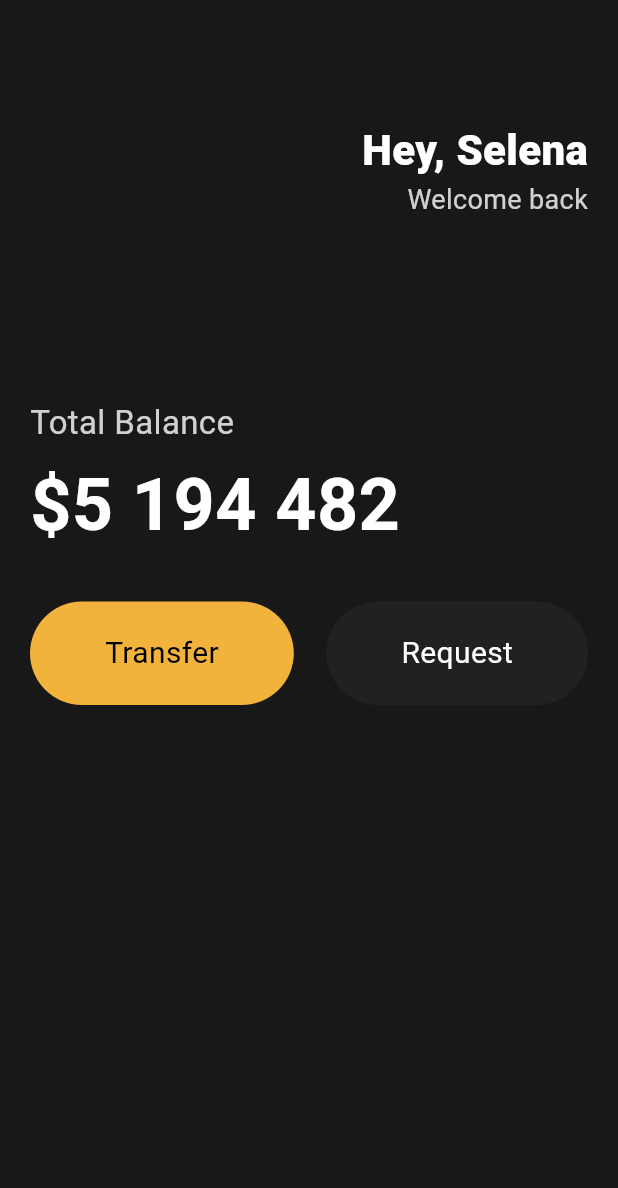
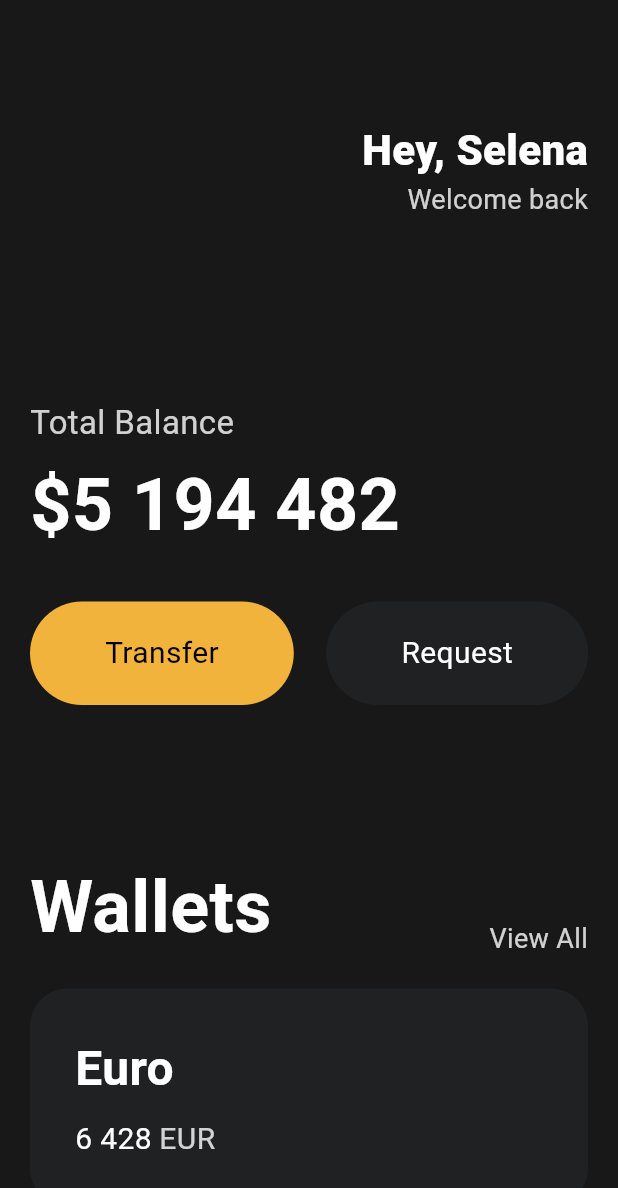
Before and after one commit to jyparkme/about-flutter-practice, a Flutter app: the screen it shows after launch, on a phone screen of 412 x 824 dp. Shown: the top 1188 px of the screen. Run offline on Flutter 3.47's test engine with Material 3 defaults, Android fonts, the phone set to English and light mode, and no system bars.

Commit message:
chapter 2.5 container(card)

```diff
--- a/lib/main.dart
+++ b/lib/main.dart
@@ -83,7 +83,83 @@
                       bgColor: Color(0xFF1F2123),
                       textColor: Colors.white),
                 ],
-              )
+              ),
+              const SizedBox(
+                height: 100,
+              ),
+              Row(
+                crossAxisAlignment: CrossAxisAlignment.end,
+                mainAxisAlignment: MainAxisAlignment.spaceBetween,
+                children: [
+                  const Text(
+                    'Wallets',
+                    style: TextStyle(
+                      color: Colors.white,
+                      fontSize: 48,
+                      fontWeight: FontWeight.w600,
+                    ),
+                  ),
+                  Text(
+                    'View All',
+                    style: TextStyle(
+                      color: Colors.white.withOpacity(0.8),
+                      fontSize: 18,
+                    ),
+                  ),
+                ],
+              ),
+              const SizedBox(
+                height: 20,
+              ),
+              Container(
+                decoration: BoxDecoration(
+                  color: const Color(0xFF1F2123),
+                  borderRadius: BorderRadius.circular(25),
+                ),
+                child: Padding(
+                  padding: const EdgeInsets.all(30),
+                  child: Row(
+                    children: [
+                      Column(
+                        crossAxisAlignment: CrossAxisAlignment.start,
+                        children: [
+                          const Text(
+                            'Euro',
+                            style: TextStyle(
+                              color: Colors.white,
+                              fontSize: 32,
+                              fontWeight: FontWeight.w600,
+                            ),
+                          ),
+                          const SizedBox(
+                            height: 10,
+                          ),
+                          Row(
+                            children: [
+                              const Text(
+                                '6 428',
+                                style: TextStyle(
+                                  color: Colors.white,
+                                  fontSize: 20,
+                                ),
+                              ),
+                              const SizedBox(
+                                width: 5,
+                              ),
+                              Text(
+                                'EUR',
+                                style: TextStyle(
+                                    fontSize: 20,
+                                    color: Colors.white.withOpacity(0.8)),
+                              ),
+                            ],
+                          ),
+                        ],
+                      ),
+                    ],
+                  ),
+                ),
+              ),
             ],
           ),
         ),
```
